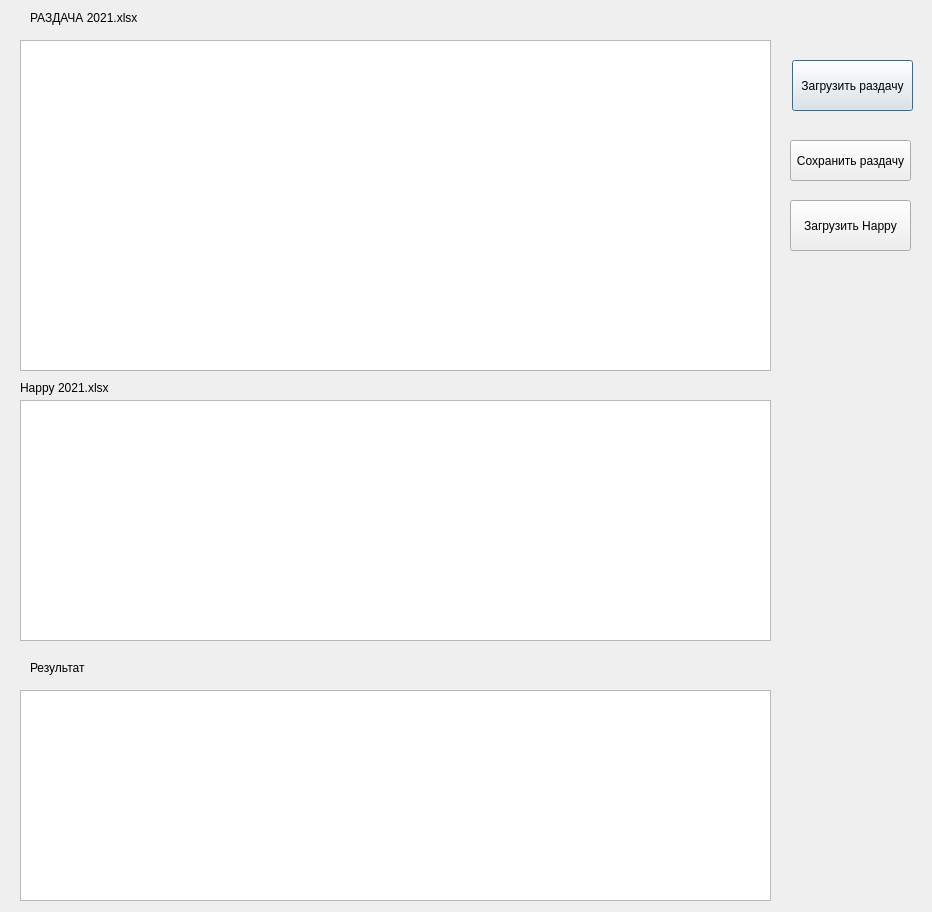
Above: design.ui from CoolSheff131/python-excel-edit-somehow-4-lab before the change. Below: the same form after it.
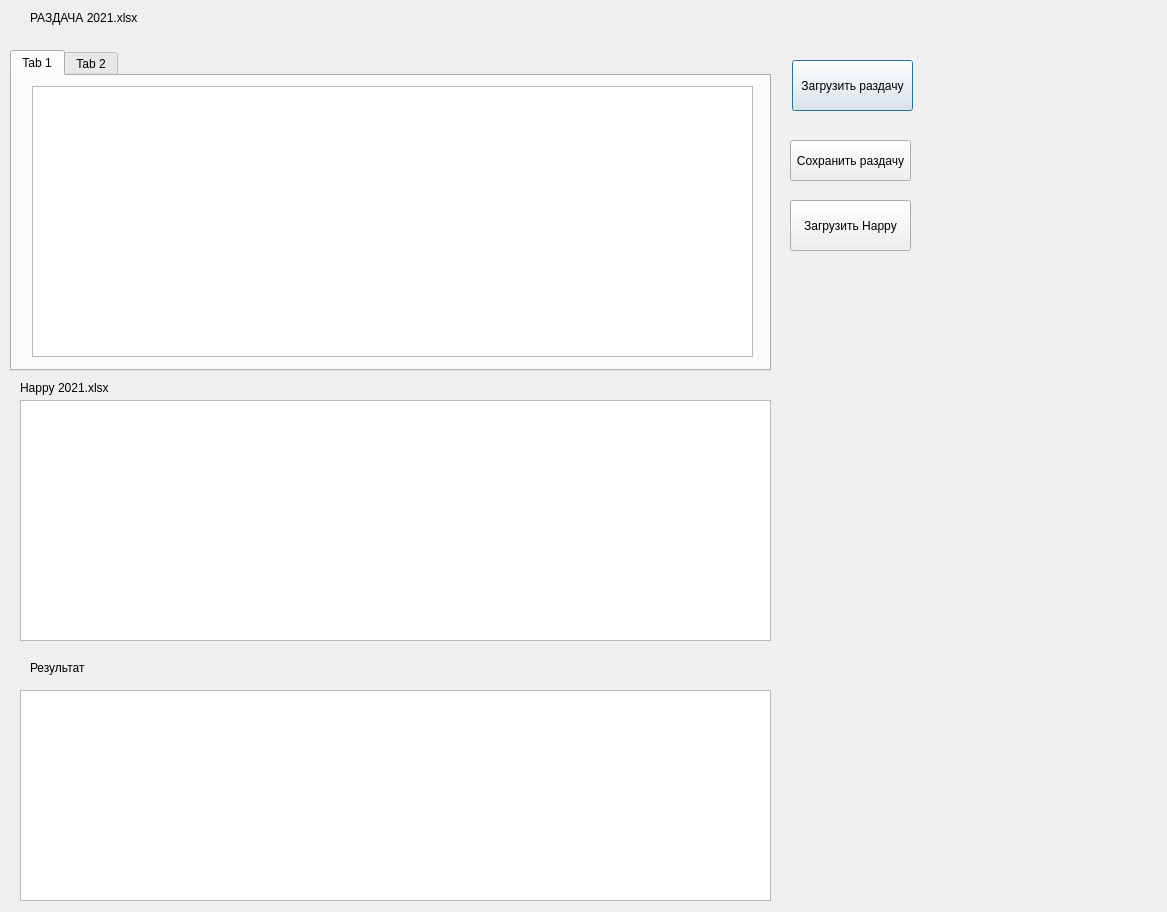
That is the form after the change.

Patch:
```diff
--- a/design.ui
+++ b/design.ui
@@ -6,7 +6,7 @@
    <rect>
     <x>0</x>
     <y>0</y>
-    <width>932</width>
+    <width>1167</width>
     <height>912</height>
    </rect>
   </property>
@@ -39,16 +39,6 @@
     <string>Загрузить Happy</string>
    </property>
   </widget>
-  <widget class="QTableWidget" name="table">
-   <property name="geometry">
-    <rect>
-     <x>20</x>
-     <y>40</y>
-     <width>751</width>
-     <height>331</height>
-    </rect>
-   </property>
-  </widget>
   <widget class="QTableWidget" name="table_2">
    <property name="geometry">
     <rect>
@@ -121,6 +111,36 @@
     <string>Сохранить раздачу</string>
    </property>
   </widget>
+  <widget class="QTabWidget" name="tabWidget">
+   <property name="geometry">
+    <rect>
+     <x>10</x>
+     <y>50</y>
+     <width>761</width>
+     <height>321</height>
+    </rect>
+   </property>
+   <widget class="QWidget" name="tab">
+    <attribute name="title">
+     <string>Tab 1</string>
+    </attribute>
+    <widget class="QTableView" name="tableView">
+     <property name="geometry">
+      <rect>
+       <x>20</x>
+       <y>10</y>
+       <width>721</width>
+       <height>271</height>
+      </rect>
+     </property>
+    </widget>
+   </widget>
+   <widget class="QWidget" name="tab_2">
+    <attribute name="title">
+     <string>Tab 2</string>
+    </attribute>
+   </widget>
+  </widget>
  </widget>
  <resources/>
  <connections/>
```
